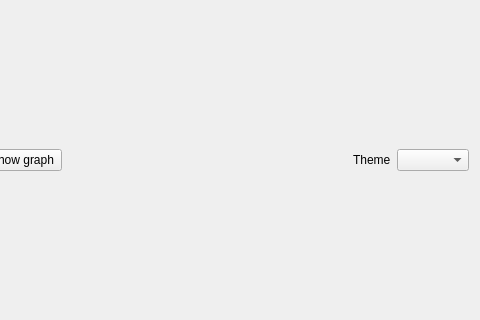
This is themewidget.ui in Sapieron/Basic-Dynamic-Elements-Characteristics-Drawer as Qt 5 draws it before an edit; both pictures show x 472 to 952 and y 169 to 489 of the 952 by 771 pixel window. The edited form follows.
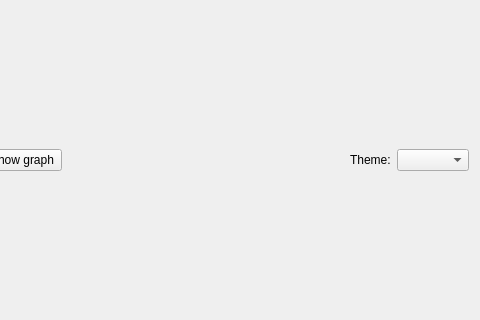
This is the edited form.

```diff
--- a/themewidget.ui
+++ b/themewidget.ui
@@ -109,7 +109,7 @@
      <item row="1" column="8">
       <widget class="QLabel" name="themeLabel">
        <property name="text">
-        <string>Theme</string>
+        <string>Theme:</string>
        </property>
       </widget>
      </item>
```
